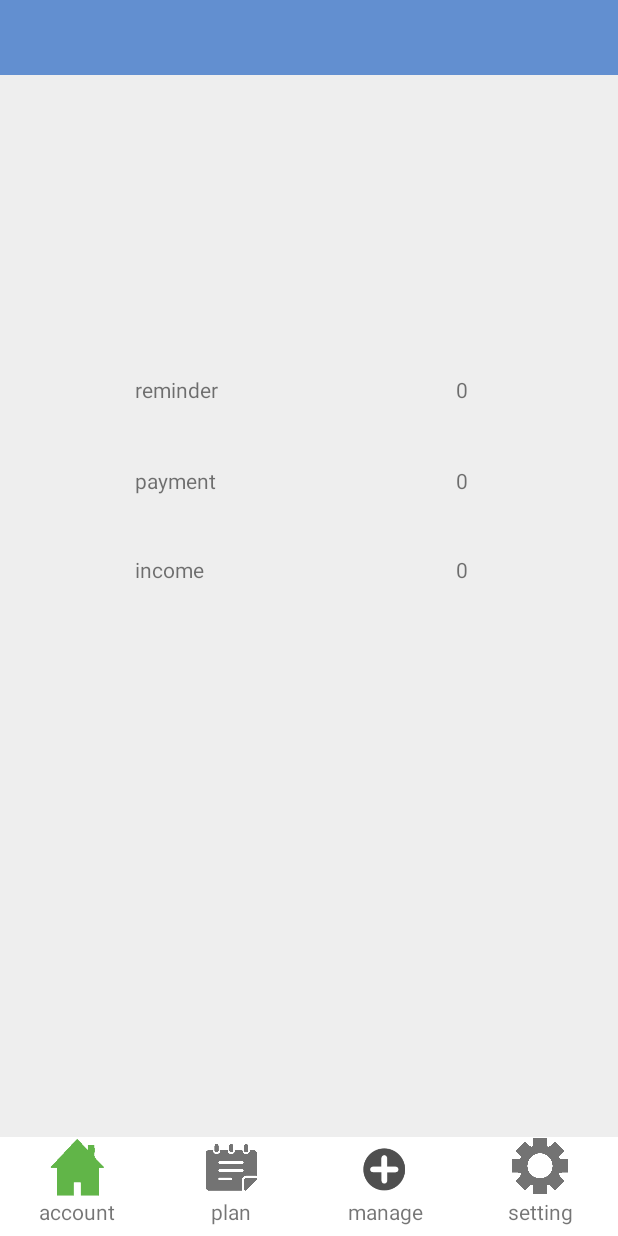
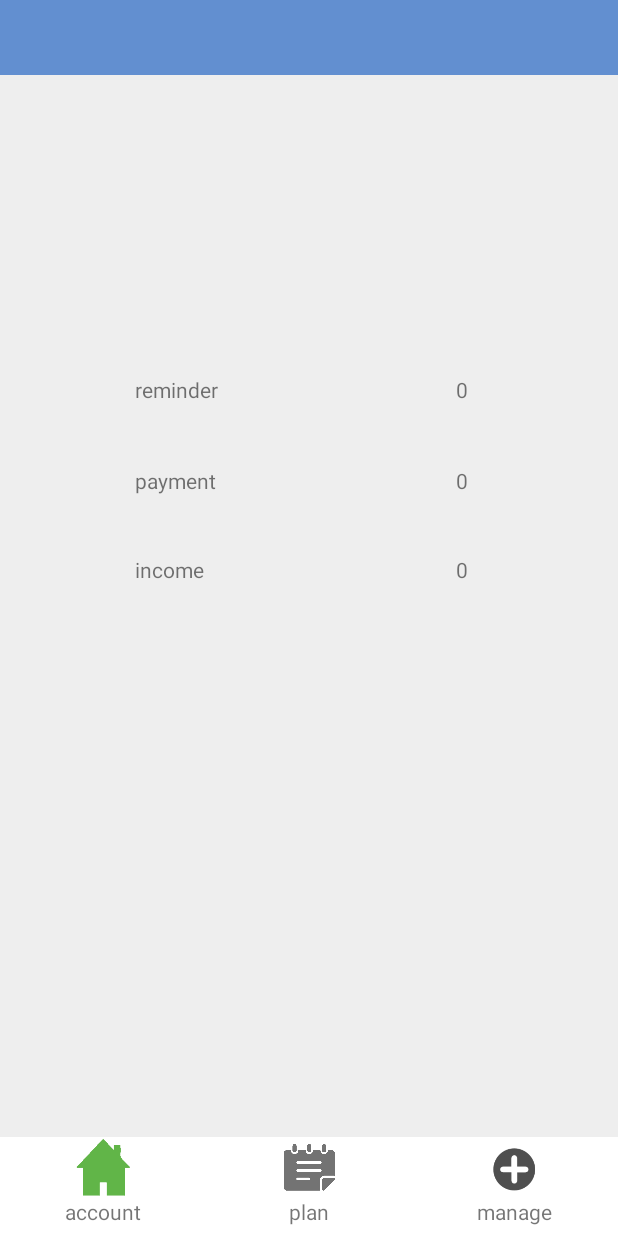
Before and after one commit to chengmiao1122/AccountProject, an Android app: the screen it shows after launch (MainActivity), on a phone screen of 412 x 824 dp. Run offline under Robolectric (Android 15) with nearby library versions, the phone set to English and light mode, and no system bars; 2 statements that could not run were skipped.

Commit message:
4/8 FINAL
final

```diff
--- a/app/src/main/java/com/bank/FragmentAccount.java
+++ b/app/src/main/java/com/bank/FragmentAccount.java
@@ -23,9 +23,6 @@ public class FragmentAccount extends Fragment {
     private SQLiteDatabase mDataBase;
     private TextView textRemainder, textPay, textIncome;
 
-    private String[] permissions = {Manifest.permission.WRITE_EXTERNAL_STORAGE};
-    private AlertDialog dialog;
-
     @Override
     public View onCreateView(LayoutInflater inflater, ViewGroup container, Bundle savedInstanceState) {
         View view = inflater.inflate(R.layout.finance_check, container, false);
@@ -50,9 +47,9 @@ public class FragmentAccount extends Fragment {
                 //移动到指定记录
                 double Fee = cursor.getDouble(cursor.getColumnIndex("Fee"));
                 String budget = cursor.getString(cursor.getColumnIndex("Budget"));
-                if (budget.equals("payment")) {
+                if (budget != null &&budget.equals("payment")) {
                     resultPay += Fee;
-                } else if (budget.equals("income")) {
+                } else if (budget != null && budget.equals("income")) {
                     resultIncome += Fee;
                 }
                 cursor.moveToNext();
--- a/app/src/main/java/com/bank/MainActivity.java
+++ b/app/src/main/java/com/bank/MainActivity.java
@@ -1,15 +1,18 @@
 package com.bank;
 
 import android.annotation.TargetApi;
+import android.app.Activity;
+import android.content.pm.PackageManager;
 import android.os.Build;
 import android.os.Bundle;
+import android.support.v4.app.ActivityCompat;
 import android.support.v4.app.Fragment;
 import android.support.v4.app.FragmentActivity;
 import android.support.v4.app.FragmentPagerAdapter;
 import android.support.v4.view.ViewPager;
 import android.support.v4.view.ViewPager.OnPageChangeListener;
 import android.view.View;
-import android.widget.ImageButton;
+import android.view.ViewGroup;
 import android.widget.ImageView;
 import android.widget.LinearLayout;
 
@@ -20,35 +23,36 @@ import java.util.List;
  * Created by Adminstrator on 2017/4/2.
  */
 public class MainActivity extends FragmentActivity implements View.OnClickListener {
-    private View.OnClickListener onclicklistene;
-
     //用于控制mainactivity主界面显示内容
     private ViewPager mViewPager;
     private FragmentPagerAdapter mAdapter;
     private List<Fragment> mFragments = new ArrayList<Fragment>();
 
     /**
-     * 底部四个按钮
+     * 底部三个按钮
      */
-    private LinearLayout mTabBtnWeixin;
-    private LinearLayout mTabBtnFrd;
-    private LinearLayout mTabBtnAddress;
-    private LinearLayout mTabBtnSettings;
+    private LinearLayout mTabBtnAccount;
+    private LinearLayout mTabBtnPlan;
+    private LinearLayout mTabBtnManage;
 
+    private static final int REQUEST_EXTERNAL_STORAGE = 1;
+    private static String[] PERMISSIONS_STORAGE = {
+            "android.permission.READ_EXTERNAL_STORAGE",
+            "android.permission.WRITE_EXTERNAL_STORAGE" };
 
-    @TargetApi(Build.VERSION_CODES.GINGERBREAD)
     @Override
-    protected void onCreate(Bundle savedInstanceState) {
-        super.onCreate(savedInstanceState);
-        setContentView(R.layout.activity_main);
+    protected void onResume() {
+        super.onResume();
+
         mViewPager = (ViewPager) findViewById(R.id.id_viewpager);
+
+        verifyStoragePermissions(this);
 
         initView();
 
         findViewById(R.id.iv_acount).setOnClickListener(this);
         findViewById(R.id.iv_manage).setOnClickListener(this);
         findViewById(R.id.iv_planDetail).setOnClickListener(this);
-        findViewById(R.id.iv_setting).setOnClickListener(this);
 
         mAdapter = new FragmentPagerAdapter(getSupportFragmentManager()) {
 
@@ -61,6 +65,7 @@ public class MainActivity extends FragmentActivity implements View.OnClickListen
             public Fragment getItem(int arg0) {
                 return mFragments.get(arg0);
             }
+
         };
 
         mViewPager.setAdapter(mAdapter);
@@ -71,23 +76,19 @@ public class MainActivity extends FragmentActivity implements View.OnClickListen
             @Override
             public void onPageSelected(int position) {
                 resetTabBtn();
-                //将所点击按钮图样设置为绿色被选图样 并获取所选按钮位置position
+                //set selected bottom iamge to green
                 switch (position) {
                     case 0:
-                        ((ImageView) mTabBtnWeixin.findViewById(R.id.iv_acount))
+                        ((ImageView) mTabBtnAccount.findViewById(R.id.iv_acount))
                                 .setImageResource(R.drawable.home_pressed);
                         break;
                     case 1:
-                        ((ImageView) mTabBtnFrd.findViewById(R.id.iv_planDetail))
+                        ((ImageView) mTabBtnPlan.findViewById(R.id.iv_planDetail))
                                 .setImageResource(R.drawable.plan_pressed);
                         break;
                     case 2:
-                        ((ImageView) mTabBtnAddress.findViewById(R.id.iv_manage))
+                        ((ImageView) mTabBtnManage.findViewById(R.id.iv_manage))
                                 .setImageResource(R.drawable.plus_pressed);
-                        break;
-                    case 3:
-                        ((ImageView) mTabBtnSettings.findViewById(R.id.iv_setting))
-                                .setImageResource(R.drawable.setting_pressed);
                         break;
                 }
 
@@ -106,29 +107,47 @@ public class MainActivity extends FragmentActivity implements View.OnClickListen
 
     }
 
-    //将底部四个按钮图样初始化为未点击灰色图样
+    @TargetApi(Build.VERSION_CODES.GINGERBREAD)
+    @Override
+    protected void onCreate(Bundle savedInstanceState) {
+        super.onCreate(savedInstanceState);
+        setContentView(R.layout.activity_main);
+    }
+
+    public static void verifyStoragePermissions(Activity activity) {
+
+        try {
+            //check for permission
+            int permission = ActivityCompat.checkSelfPermission(activity,
+                    "android.permission.WRITE_EXTERNAL_STORAGE");
+            if (permission != PackageManager.PERMISSION_GRANTED) {
+                // ask for permission
+                ActivityCompat.requestPermissions(activity, PERMISSIONS_STORAGE,REQUEST_EXTERNAL_STORAGE);
+            }
+        } catch (Exception e) {
+            e.printStackTrace();
+        }
+    }
+
+    //reset the three bottom image to grey
     protected void resetTabBtn() {
 
-        ((ImageView) mTabBtnWeixin.findViewById(R.id.iv_acount))
+        ((ImageView) mTabBtnAccount.findViewById(R.id.iv_acount))
                 .setImageResource(R.drawable.home_unpressed);
-        ((ImageView) mTabBtnFrd.findViewById(R.id.iv_planDetail))
+        ((ImageView) mTabBtnPlan.findViewById(R.id.iv_planDetail))
                 .setImageResource(R.drawable.plan_unpress);
-        ((ImageView) mTabBtnAddress.findViewById(R.id.iv_manage))
+        ((ImageView) mTabBtnManage.findViewById(R.id.iv_manage))
                 .setImageResource(R.drawable.plus_unpressed);
-        ((ImageView) mTabBtnSettings.findViewById(R.id.iv_setting))
-                .setImageResource(R.drawable.setting_unpressed);
     }
 
     private void initView() {
 
-        mTabBtnWeixin = (LinearLayout) findViewById(R.id.bottom_account);
-        mTabBtnFrd = (LinearLayout) findViewById(R.id.bottom_plan);
-        mTabBtnAddress = (LinearLayout) findViewById(R.id.bottom_manage);
-        mTabBtnSettings = (LinearLayout) findViewById(R.id.bottom_setting);
+        mTabBtnAccount = (LinearLayout) findViewById(R.id.bottom_account);
+        mTabBtnPlan = (LinearLayout) findViewById(R.id.bottom_plan);
+        mTabBtnManage = (LinearLayout) findViewById(R.id.bottom_manage);
 
-        //将四个fragment创建并添加到mFragments列表中开始监听
         FragmentAccount fragmentaccount = new FragmentAccount();
-        FragmentFind fragmentfind = new FragmentFind();/*******************************/
+        FragmentManage fragmentfind = new FragmentManage();
         FragmentPlan fragmentplan = new FragmentPlan();
         mFragments.add(fragmentaccount);
         mFragments.add(fragmentplan);
@@ -146,9 +165,6 @@ public class MainActivity extends FragmentActivity implements View.OnClickListen
             case R.id.iv_manage:
                 mViewPager.setCurrentItem(2, true);
                 break;
-            case R.id.iv_setting:
-                mViewPager.setCurrentItem(3, true);
-                break;
         }
     }
 }
--- a/app/src/main/java/com/bank/MySQLiteHelper.java
+++ b/app/src/main/java/com/bank/MySQLiteHelper.java
@@ -14,9 +14,32 @@ import java.io.File;
  */
 public class MySQLiteHelper extends SQLiteOpenHelper {
 
-    //抽象类必须调用父类方法
+    /*
+    * When the database is first created, it executes the method. Generally,
+    * the initialization operation such as table creation is executed in this method.
+    * rewrite the onCreate method, invoke the execSQL method to create the table.
+    * */
+    @Override
+    public void onCreate(SQLiteDatabase db) {
+        Log.i("SWORD", "create a Database");
+        String sql = "create table finance(ID integer PRIMARY KEY AUTOINCREMENT," +
+                "Type varchar(10),Time varchar(20),Fee double," +
+                "Remarks varchar(20),Budget varchar(10))";
+        db.execSQL(sql);
+
+        sql = "create table plan(ID integer PRIMARY KEY AUTOINCREMENT," +
+                "Morningplan varchar(100),Afternoonplan varchar(100)," +
+                "Nightplan varchar(100)," +
+                "Rank varchar(5), Conclusion varchar(100))";
+        db.execSQL(sql);
+    }
+
+    @Override
+    public void onUpgrade(SQLiteDatabase sqLiteDatabase, int i, int i1) {
+
+    }
+
     public MySQLiteHelper(Context context, String name, CursorFactory factory, int version) {
-        //调用父类构造函数
         super(context, getMyDatabaseName(name), factory, version);
     }
 
@@ -41,27 +64,5 @@ public class MySQLiteHelper extends SQLiteOpenHelper {
         return databasename;
     }
 
-    /**
-     * 当数据库首次创建时执行该方法，一般将创建表等初始化操作放在该方法中执行.
-     * 重写onCreate方法，调用execSQL方法创建表
-     */
-    @Override
-    public void onCreate(SQLiteDatabase db) {
-        Log.i("SWORD", "create a Database");
-        //创建数据库sql语句
-        String sql = "create table finance(ID integer PRIMARY KEY AUTOINCREMENT,Type varchar(10),Time varchar(20),Fee double,Remarks varchar(20),Budget varchar(10))";
-        //执行创建数据库操作
-        db.execSQL(sql);
 
-        //创建表
-        sql = "create table plan(ID integer PRIMARY KEY AUTOINCREMENT,Morningplan varchar(100),Afternoonplan varchar(100),Nightplan varchar(100),Rank varchar(5), Conclusion varchar(100))";
-        //执行创建数据库操作
-        db.execSQL(sql);
-    }
-
-    @Override
-    //当打开数据库时传入的版本号与当前的版本号不同时会调用该方法
-    public void onUpgrade(SQLiteDatabase sqLiteDatabase, int i, int i1) {
-
-    }
 }
--- a/app/src/main/res/layout/bottom_bar.xml
+++ b/app/src/main/res/layout/bottom_bar.xml
@@ -78,26 +78,6 @@
                 android:text="manage" />
         </LinearLayout>
 
-        <LinearLayout
-            android:id="@+id/bottom_setting"
-            android:layout_width="0dp"
-            android:layout_height="match_parent"
-            android:layout_weight="1"
-            android:descendantFocusability="beforeDescendants"
-            android:gravity="center"
-            android:orientation="vertical">
-
-            <ImageView
-                android:id="@+id/iv_setting"
-                android:layout_width="40dp"
-                android:layout_height="40dp"
-                android:src="@drawable/setting_unpressed" />
-
-            <TextView
-                android:layout_width="wrap_content"
-                android:layout_height="wrap_content"
-                android:text="setting" />
-        </LinearLayout>
     </LinearLayout>
 
 </RelativeLayout>
--- a/app/src/main/res/layout/planitem.xml
+++ b/app/src/main/res/layout/planitem.xml
@@ -56,7 +56,6 @@
     <TextView
         android:layout_width="wrap_content"
         android:layout_height="100dp"
-        android:text="New Text"
         android:id="@+id/Conclusion"
         android:layout_alignBaseline="@+id/showafternoonplan"
         android:layout_alignBottom="@+id/showafternoonplan"
@@ -64,7 +63,7 @@
         android:layout_alignStart="@+id/Rank"
         android:layout_alignRight="@+id/Rank"
         android:layout_alignEnd="@+id/Rank"
-        android:textSize="12dp"
+        android:textSize="0dp"
         android:background="#faf1c4"/>
 
 </RelativeLayout>
```
Also changed, not shown: app/src/main/java/com/bank/BillsActivity.java (+24 -25 lines), app/src/main/java/com/bank/FragmentManage.java (renamed from app/src/main/java/com/bank/FragmentFind.java, +3 -23 lines), app/src/main/java/com/bank/FragmentPlan.java (+53 -9 lines), app/src/main/java/com/bank/PlanActivity.java (+6 -4 lines), app/src/main/java/com/bank/RecorderActivity.java (+70 -5 lines), app/src/main/res/layout/plan.xml (+6 -3 lines), app/src/main/res/layout/recorder.xml (+20 -13 lines).
